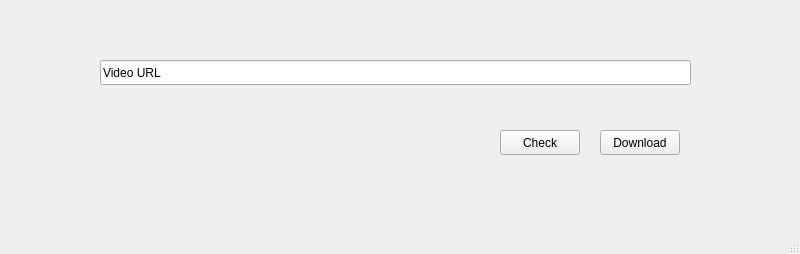
Above: ytdder/ui/main.ui from bruno211282/ytdder before the change. Below: the same form after it.
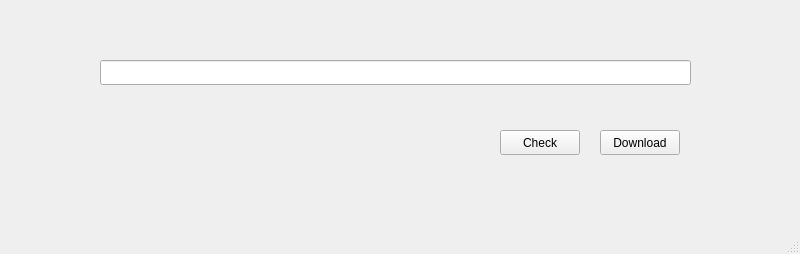
That is the form after the change.

```diff
--- a/ytdder/ui/main.ui
+++ b/ytdder/ui/main.ui
@@ -23,9 +23,6 @@
       <height>25</height>
      </rect>
     </property>
-    <property name="text">
-     <string>Video URL</string>
-    </property>
    </widget>
    <widget class="QPushButton" name="button_dn">
     <property name="geometry">
```
